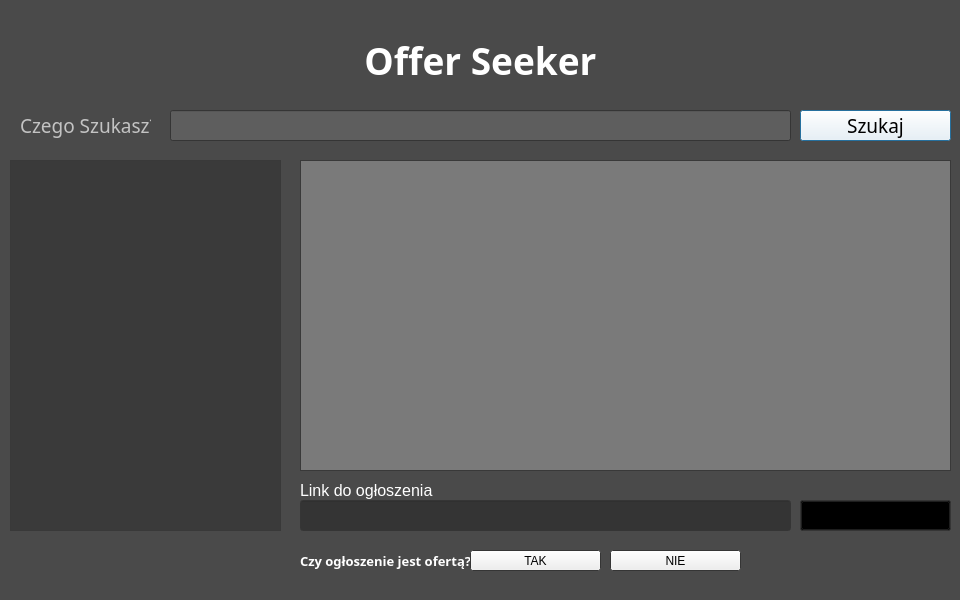
konik32/OfferSeeker, file Client/client.ui: the form before one commit.
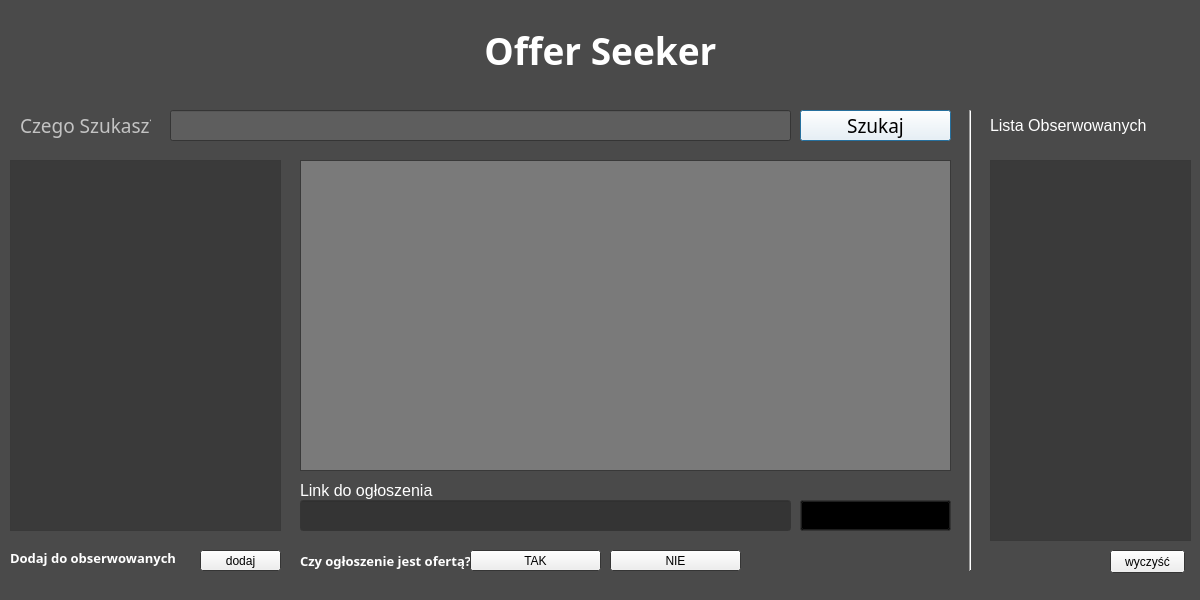
The form after the commit. Icons and pictures are not drawn.

Commit message: Added new Offers view

Diff of the .ui file:
```diff
--- a/Client/client.ui
+++ b/Client/client.ui
@@ -6,19 +6,19 @@
    <rect>
     <x>0</x>
     <y>0</y>
-    <width>960</width>
+    <width>1200</width>
     <height>600</height>
    </rect>
   </property>
   <property name="minimumSize">
    <size>
-    <width>960</width>
+    <width>1200</width>
     <height>600</height>
    </size>
   </property>
   <property name="maximumSize">
    <size>
-    <width>960</width>
+    <width>1200</width>
     <height>600</height>
    </size>
   </property>
@@ -123,8 +123,8 @@
   <widget class="QLabel" name="label">
    <property name="geometry">
     <rect>
-     <x>10</x>
-     <y>30</y>
+     <x>130</x>
+     <y>20</y>
      <width>941</width>
      <height>61</height>
     </rect>
@@ -1487,6 +1487,159 @@
     <string>Przejdź</string>
    </property>
   </widget>
+  <widget class="Line" name="line">
+   <property name="geometry">
+    <rect>
+     <x>960</x>
+     <y>110</y>
+     <width>20</width>
+     <height>461</height>
+    </rect>
+   </property>
+   <property name="orientation">
+    <enum>Qt::Vertical</enum>
+   </property>
+  </widget>
+  <widget class="QLabel" name="label_5">
+   <property name="geometry">
+    <rect>
+     <x>990</x>
+     <y>110</y>
+     <width>201</width>
+     <height>31</height>
+    </rect>
+   </property>
+   <property name="font">
+    <font>
+     <family>Segoe UI</family>
+     <pointsize>12</pointsize>
+    </font>
+   </property>
+   <property name="text">
+    <string>Lista Obserwowanych</string>
+   </property>
+  </widget>
+  <widget class="QPushButton" name="clearBtn">
+   <property name="geometry">
+    <rect>
+     <x>1110</x>
+     <y>550</y>
+     <width>75</width>
+     <height>23</height>
+    </rect>
+   </property>
+   <property name="text">
+    <string>wyczyść</string>
+   </property>
+  </widget>
+  <widget class="QPushButton" name="dodaj">
+   <property name="geometry">
+    <rect>
+     <x>200</x>
+     <y>550</y>
+     <width>81</width>
+     <height>21</height>
+    </rect>
+   </property>
+   <property name="text">
+    <string>dodaj</string>
+   </property>
+  </widget>
+  <widget class="QLabel" name="label_6">
+   <property name="geometry">
+    <rect>
+     <x>10</x>
+     <y>550</y>
+     <width>171</width>
+     <height>16</height>
+    </rect>
+   </property>
+   <property name="font">
+    <font>
+     <family>Segoe UI Semibold</family>
+     <pointsize>10</pointsize>
+     <weight>75</weight>
+     <bold>true</bold>
+    </font>
+   </property>
+   <property name="text">
+    <string>Dodaj do obserwowanych</string>
+   </property>
+  </widget>
+  <widget class="QTableView" name="observ">
+   <property name="geometry">
+    <rect>
+     <x>990</x>
+     <y>160</y>
+     <width>201</width>
+     <height>381</height>
+    </rect>
+   </property>
+   <property name="palette">
+    <palette>
+     <active>
+      <colorrole role="Text">
+       <brush brushstyle="SolidPattern">
+        <color alpha="255">
+         <red>255</red>
+         <green>255</green>
+         <blue>255</blue>
+        </color>
+       </brush>
+      </colorrole>
+      <colorrole role="Base">
+       <brush brushstyle="SolidPattern">
+        <color alpha="255">
+         <red>58</red>
+         <green>58</green>
+         <blue>58</blue>
+        </color>
+       </brush>
+      </colorrole>
+     </active>
+     <inactive>
+      <colorrole role="Text">
+       <brush brushstyle="SolidPattern">
+        <color alpha="255">
+         <red>255</red>
+         <green>255</green>
+         <blue>255</blue>
+        </color>
+       </brush>
+      </colorrole>
+      <colorrole role="Base">
+       <brush brushstyle="SolidPattern">
+        <color alpha="255">
+         <red>58</red>
+         <green>58</green>
+         <blue>58</blue>
+        </color>
+       </brush>
+      </colorrole>
+     </inactive>
+     <disabled>
+      <colorrole role="Text">
+       <brush brushstyle="SolidPattern">
+        <color alpha="255">
+         <red>120</red>
+         <green>120</green>
+         <blue>120</blue>
+        </color>
+       </brush>
+      </colorrole>
+      <colorrole role="Base">
+       <brush brushstyle="SolidPattern">
+        <color alpha="255">
+         <red>74</red>
+         <green>74</green>
+         <blue>74</blue>
+        </color>
+       </brush>
+      </colorrole>
+     </disabled>
+    </palette>
+   </property>
+  </widget>
  </widget>
  <layoutdefault spacing="6" margin="11"/>
  <resources/>
```
The commit also changes 16 other files.
